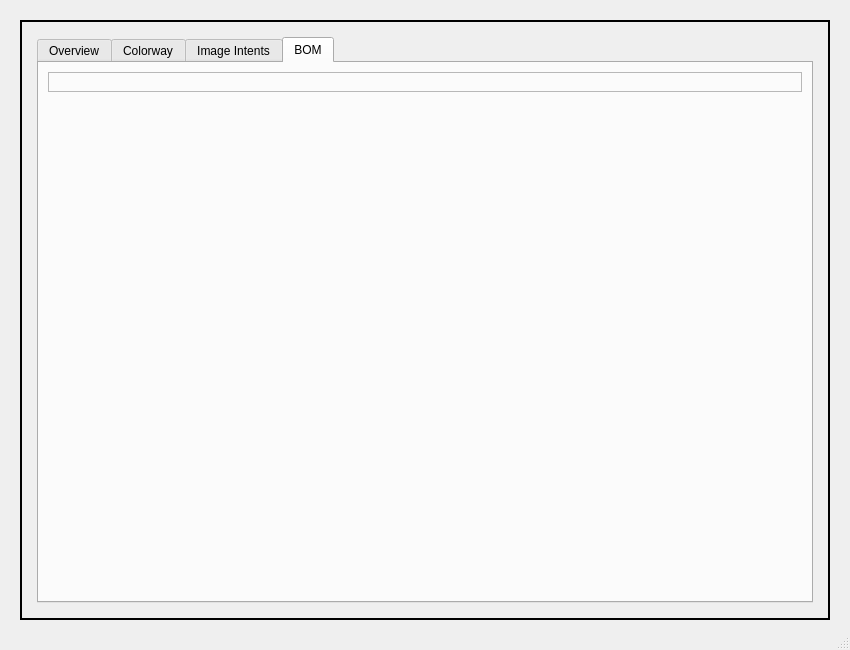
Old version of the form CLOVise/PLM/Outbound/PublishToPLM/CreateProduct.ui in the repository Rishabhk01/CLOVise_CLO6_CentricPLM_R3.
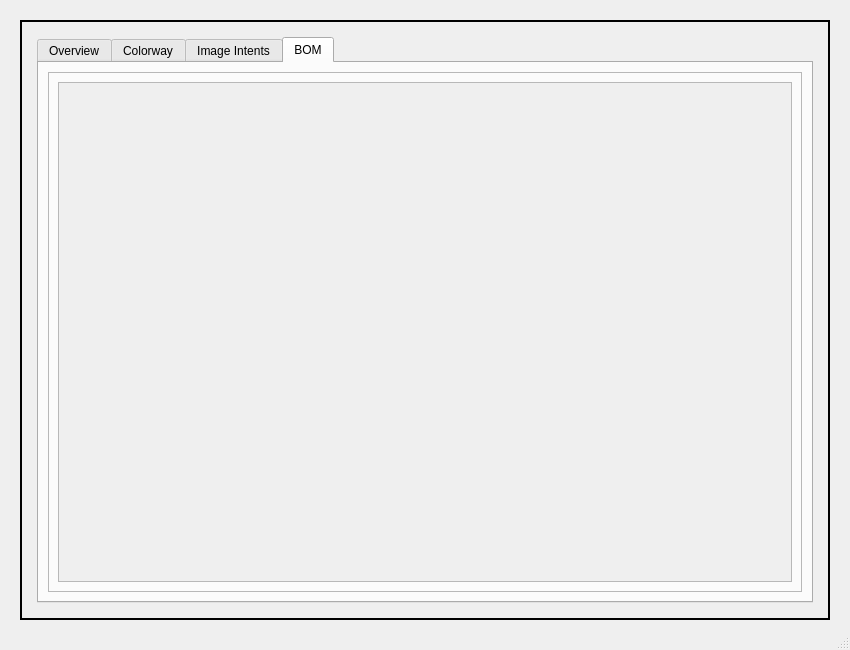
New version of the form.

Commit message: Added Scroll bar in section layout

```diff
--- a/CLOVise/PLM/Outbound/PublishToPLM/CreateProduct.ui
+++ b/CLOVise/PLM/Outbound/PublishToPLM/CreateProduct.ui
@@ -149,11 +149,42 @@
               </property>
               <layout class="QGridLayout" name="gridLayout_7">
                <item row="1" column="0">
-                <layout class="QVBoxLayout" name="ui_sectionLayout">
-                 <property name="sizeConstraint">
-                  <enum>QLayout::SetMinimumSize</enum>
+                <widget class="QScrollArea" name="scrollArea">
+                 <property name="sizePolicy">
+                  <sizepolicy hsizetype="Expanding" vsizetype="Expanding">
+                   <horstretch>0</horstretch>
+                   <verstretch>0</verstretch>
+                  </sizepolicy>
                  </property>
-                </layout>
+                 <property name="widgetResizable">
+                  <bool>true</bool>
+                 </property>
+                 <property name="alignment">
+                  <set>Qt::AlignLeading|Qt::AlignLeft|Qt::AlignTop</set>
+                 </property>
+                 <widget class="QWidget" name="scrollAreaWidgetContents_2">
+                  <property name="geometry">
+                   <rect>
+                    <x>0</x>
+                    <y>0</y>
+                    <width>720</width>
+                    <height>466</height>
+                   </rect>
+                  </property>
+                  <layout class="QVBoxLayout" name="verticalLayout">
+                   <item>
+                    <layout class="QVBoxLayout" name="ui_sectionLayout">
+                     <property name="spacing">
+                      <number>10</number>
+                     </property>
+                     <property name="sizeConstraint">
+                      <enum>QLayout::SetMinimumSize</enum>
+                     </property>
+                    </layout>
+                   </item>
+                  </layout>
+                 </widget>
+                </widget>
                </item>
                <item row="0" column="0">
                 <layout class="QHBoxLayout" name="ui_addNewBomButtonLayout">
@@ -165,19 +196,6 @@
               </layout>
              </widget>
             </item>
-            <item row="2" column="0">
-             <spacer name="verticalSpacer_2">
-              <property name="orientation">
-               <enum>Qt::Vertical</enum>
-              </property>
-              <property name="sizeHint" stdset="0">
-               <size>
-                <width>20</width>
-                <height>40</height>
-               </size>
-              </property>
-             </spacer>
-            </item>
            </layout>
           </widget>
          </widget>
```
The commit also changes 2 other files.
